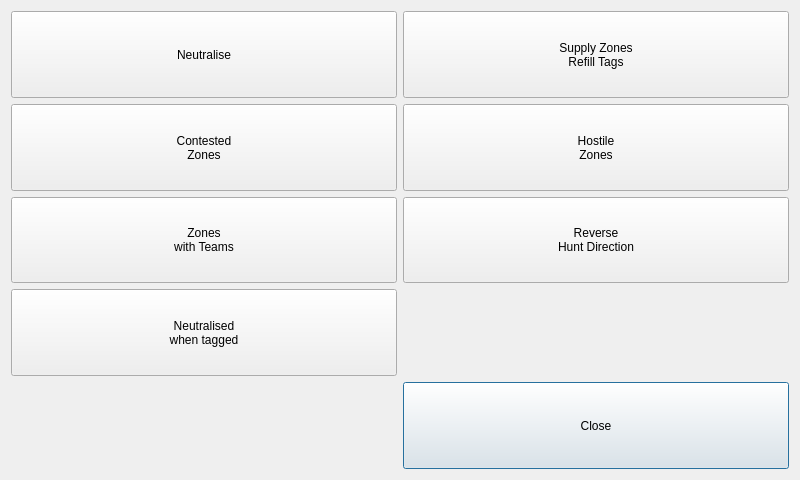
Before: the Qt Designer form FlagsWindow.ui in rmick/Combobulator, drawn with Qt 5.
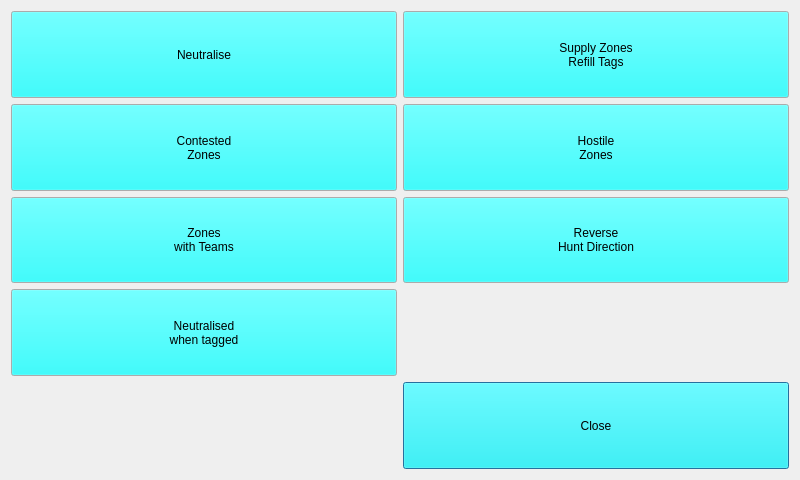
After: the same form once the commit is applied.

What changed in the file:
```diff
--- a/FlagsWindow.ui
+++ b/FlagsWindow.ui
@@ -22,6 +22,43 @@
        <verstretch>0</verstretch>
       </sizepolicy>
      </property>
+     <property name="palette">
+      <palette>
+       <active>
+        <colorrole role="Button">
+         <brush brushstyle="SolidPattern">
+          <color alpha="255">
+           <red>0</red>
+           <green>255</green>
+           <blue>255</blue>
+          </color>
+         </brush>
+        </colorrole>
+       </active>
+       <inactive>
+        <colorrole role="Button">
+         <brush brushstyle="SolidPattern">
+          <color alpha="255">
+           <red>0</red>
+           <green>255</green>
+           <blue>255</blue>
+          </color>
+         </brush>
+        </colorrole>
+       </inactive>
+       <disabled>
+        <colorrole role="Button">
+         <brush brushstyle="SolidPattern">
+          <color alpha="255">
+           <red>0</red>
+           <green>255</green>
+           <blue>255</blue>
+          </color>
+         </brush>
+        </colorrole>
+       </disabled>
+      </palette>
+     </property>
      <property name="text">
       <string>Neutralise</string>
      </property>
@@ -38,6 +75,43 @@
        <verstretch>0</verstretch>
       </sizepolicy>
      </property>
+     <property name="palette">
+      <palette>
+       <active>
+        <colorrole role="Button">
+         <brush brushstyle="SolidPattern">
+          <color alpha="255">
+           <red>0</red>
+           <green>255</green>
+           <blue>255</blue>
+          </color>
+         </brush>
+        </colorrole>
+       </active>
+       <inactive>
+        <colorrole role="Button">
+         <brush brushstyle="SolidPattern">
+          <color alpha="255">
+           <red>0</red>
+           <green>255</green>
+           <blue>255</blue>
+          </color>
+         </brush>
+        </colorrole>
+       </inactive>
+       <disabled>
+        <colorrole role="Button">
+         <brush brushstyle="SolidPattern">
+          <color alpha="255">
+           <red>0</red>
+           <green>255</green>
+           <blue>255</blue>
+          </color>
+         </brush>
+        </colorrole>
+       </disabled>
+      </palette>
+     </property>
      <property name="text">
       <string>Supply Zones
 Refill Tags</string>
@@ -55,6 +129,43 @@
        <verstretch>0</verstretch>
       </sizepolicy>
      </property>
+     <property name="palette">
+      <palette>
+       <active>
+        <colorrole role="Button">
+         <brush brushstyle="SolidPattern">
+          <color alpha="255">
+           <red>0</red>
+           <green>255</green>
+           <blue>255</blue>
+          </color>
+         </brush>
+        </colorrole>
+       </active>
+       <inactive>
+        <colorrole role="Button">
+         <brush brushstyle="SolidPattern">
+          <color alpha="255">
+           <red>0</red>
+           <green>255</green>
+           <blue>255</blue>
+          </color>
+         </brush>
+        </colorrole>
+       </inactive>
+       <disabled>
+        <colorrole role="Button">
+         <brush brushstyle="SolidPattern">
+          <color alpha="255">
+           <red>0</red>
+           <green>255</green>
+           <blue>255</blue>
+          </color>
+         </brush>
+        </colorrole>
+       </disabled>
+      </palette>
+     </property>
      <property name="text">
       <string>Contested
 Zones</string>
@@ -72,6 +183,43 @@
        <verstretch>0</verstretch>
       </sizepolicy>
      </property>
+     <property name="palette">
+      <palette>
+       <active>
+        <colorrole role="Button">
+         <brush brushstyle="SolidPattern">
+          <color alpha="255">
+           <red>0</red>
+           <green>255</green>
+           <blue>255</blue>
+          </color>
+         </brush>
+        </colorrole>
+       </active>
+       <inactive>
+        <colorrole role="Button">
+         <brush brushstyle="SolidPattern">
+          <color alpha="255">
+           <red>0</red>
+           <green>255</green>
+           <blue>255</blue>
+          </color>
+         </brush>
+        </colorrole>
+       </inactive>
+       <disabled>
+        <colorrole role="Button">
+         <brush brushstyle="SolidPattern">
+          <color alpha="255">
+           <red>0</red>
+           <green>255</green>
+           <blue>255</blue>
+          </color>
+         </brush>
+        </colorrole>
+       </disabled>
+      </palette>
+     </property>
      <property name="text">
       <string>Hostile
 Zones</string>
@@ -89,6 +237,43 @@
        <verstretch>0</verstretch>
       </sizepolicy>
      </property>
+     <property name="palette">
+      <palette>
+       <active>
+        <colorrole role="Button">
+         <brush brushstyle="SolidPattern">
+          <color alpha="255">
+           <red>0</red>
+           <green>255</green>
+           <blue>255</blue>
+          </color>
+         </brush>
+        </colorrole>
+       </active>
+       <inactive>
+        <colorrole role="Button">
+         <brush brushstyle="SolidPattern">
+          <color alpha="255">
+           <red>0</red>
+           <green>255</green>
+           <blue>255</blue>
+          </color>
+         </brush>
+        </colorrole>
+       </inactive>
+       <disabled>
+        <colorrole role="Button">
+         <brush brushstyle="SolidPattern">
+          <color alpha="255">
+           <red>0</red>
+           <green>255</green>
+           <blue>255</blue>
+          </color>
+         </brush>
+        </colorrole>
+       </disabled>
+      </palette>
+     </property>
      <property name="text">
       <string>Zones
 with Teams</string>
@@ -106,6 +291,43 @@
        <verstretch>0</verstretch>
       </sizepolicy>
      </property>
+     <property name="palette">
+      <palette>
+       <active>
+        <colorrole role="Button">
+         <brush brushstyle="SolidPattern">
+          <color alpha="255">
+           <red>0</red>
+           <green>255</green>
+           <blue>255</blue>
+          </color>
+         </brush>
+        </colorrole>
+       </active>
+       <inactive>
+        <colorrole role="Button">
+         <brush brushstyle="SolidPattern">
+          <color alpha="255">
+           <red>0</red>
+           <green>255</green>
+           <blue>255</blue>
+          </color>
+         </brush>
+        </colorrole>
+       </inactive>
+       <disabled>
+        <colorrole role="Button">
+         <brush brushstyle="SolidPattern">
+          <color alpha="255">
+           <red>0</red>
+           <green>255</green>
+           <blue>255</blue>
+          </color>
+         </brush>
+        </colorrole>
+       </disabled>
+      </palette>
+     </property>
      <property name="text">
       <string>Reverse
 Hunt Direction</string>
@@ -123,6 +345,43 @@
        <verstretch>0</verstretch>
       </sizepolicy>
      </property>
+     <property name="palette">
+      <palette>
+       <active>
+        <colorrole role="Button">
+         <brush brushstyle="SolidPattern">
+          <color alpha="255">
+           <red>0</red>
+           <green>255</green>
+           <blue>255</blue>
+          </color>
+         </brush>
+        </colorrole>
+       </active>
+       <inactive>
+        <colorrole role="Button">
+         <brush brushstyle="SolidPattern">
+          <color alpha="255">
+           <red>0</red>
+           <green>255</green>
+           <blue>255</blue>
+          </color>
+         </brush>
+        </colorrole>
+       </inactive>
+       <disabled>
+        <colorrole role="Button">
+         <brush brushstyle="SolidPattern">
+          <color alpha="255">
+           <red>0</red>
+           <green>255</green>
+           <blue>255</blue>
+          </color>
+         </brush>
+        </colorrole>
+       </disabled>
+      </palette>
+     </property>
      <property name="text">
       <string>Neutralised
 when tagged</string>
@@ -140,6 +399,43 @@
        <verstretch>0</verstretch>
       </sizepolicy>
      </property>
+     <property name="palette">
+      <palette>
+       <active>
+        <colorrole role="Button">
+         <brush brushstyle="SolidPattern">
+          <color alpha="255">
+           <red>0</red>
+           <green>255</green>
+           <blue>255</blue>
+          </color>
+         </brush>
+        </colorrole>
+       </active>
+       <inactive>
+        <colorrole role="Button">
+         <brush brushstyle="SolidPattern">
+          <color alpha="255">
+           <red>0</red>
+           <green>255</green>
+           <blue>255</blue>
+          </color>
+         </brush>
+        </colorrole>
+       </inactive>
+       <disabled>
+        <colorrole role="Button">
+         <brush brushstyle="SolidPattern">
+          <color alpha="255">
+           <red>0</red>
+           <green>255</green>
+           <blue>255</blue>
+          </color>
+         </brush>
+        </colorrole>
+       </disabled>
+      </palette>
+     </property>
      <property name="text">
       <string>Close</string>
      </property>
```
